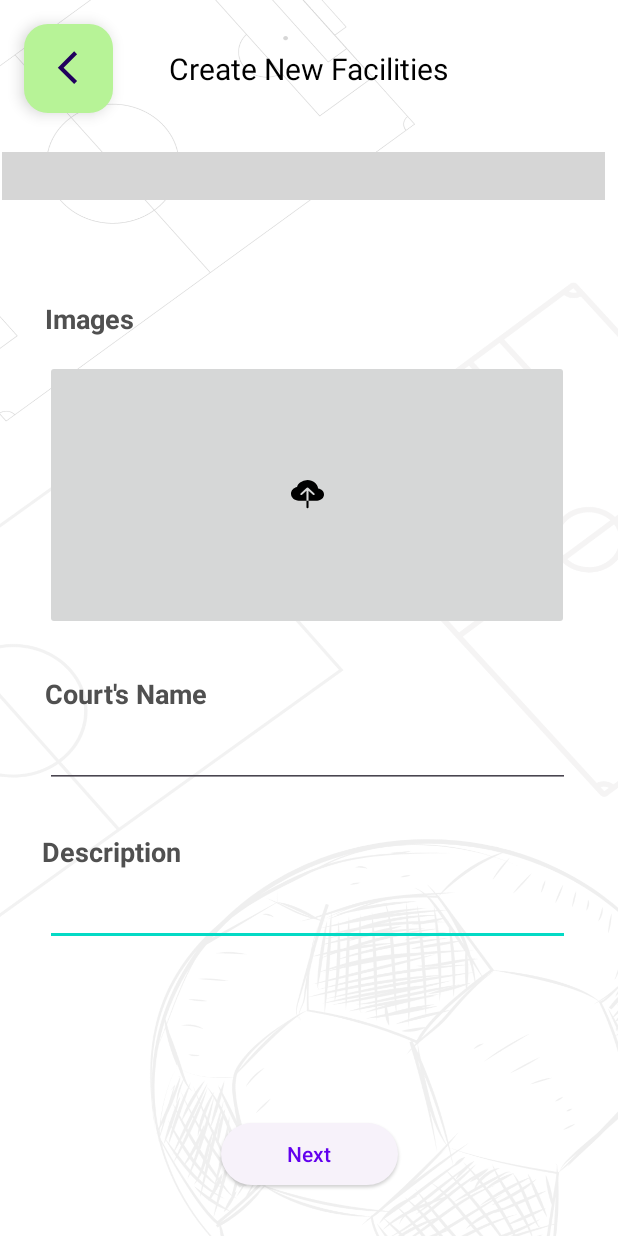
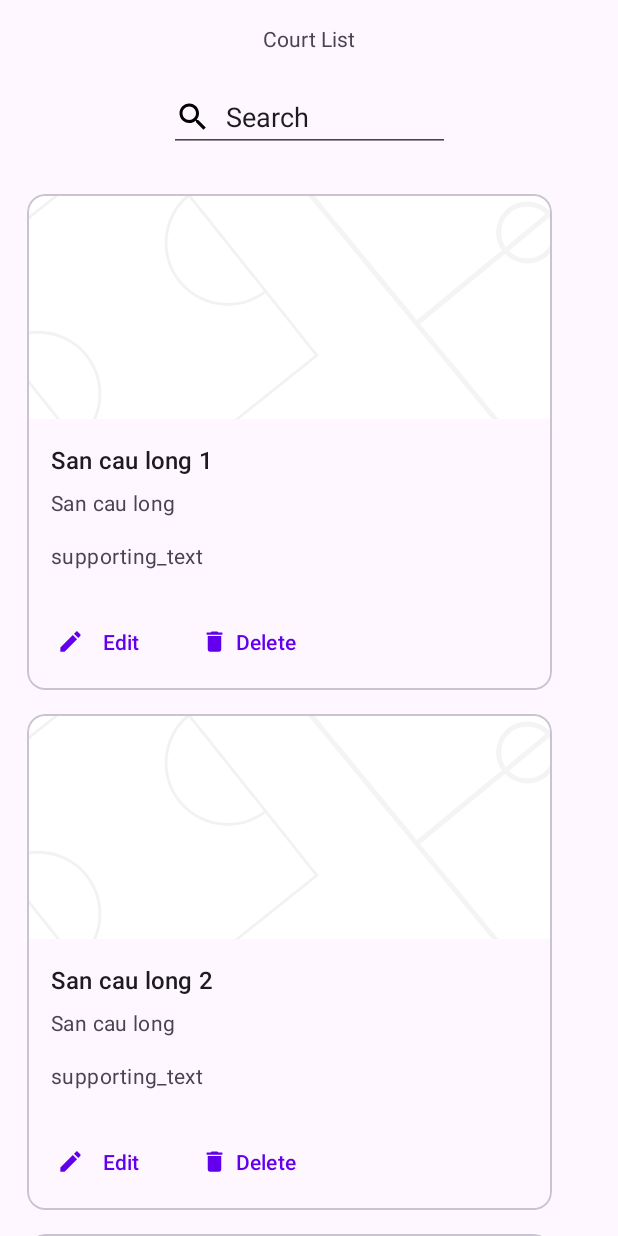
Before and after one commit to ledangkhoa11-4/SportsBooking_AndroidCSC13009_KTPM1, an Android app: the screen it shows after launch (NewInfoActivity before the commit, CourtListActivity after it), on a phone screen of 412 x 824 dp. Run offline under Robolectric (Android 15) with nearby library versions, the phone set to English and light mode, and no system bars; plain views replace StepView; grey boxes are pictures that could not be loaded.

Commit message:
add court list ui in owner app

```diff
--- a/Owner App/app/src/main/AndroidManifest.xml
+++ b/Owner App/app/src/main/AndroidManifest.xml
@@ -14,6 +14,9 @@
         android:theme="@style/Theme.SportBooking_Owner"
         tools:replace="android:theme"
         tools:targetApi="31">
+        <activity
+            android:name=".CourtListActivity"
+            android:exported="false" />
         <activity
             android:name=".CourtScheduleActivity"
             android:exported="false" />
--- /dev/null
+++ b/Owner App/app/src/main/java/com/example/sportbooking_owner/CourtListActivity.kt
@@ -0,0 +1,91 @@
+package com.example.sportbooking_owner
+
+import androidx.appcompat.app.AppCompatActivity
+import android.os.Bundle
+import android.text.Editable
+import android.text.TextWatcher
+import android.view.LayoutInflater
+import android.view.View
+import android.view.ViewGroup
+import android.widget.ArrayAdapter
+import android.widget.AutoCompleteTextView
+import android.widget.TextView
+import androidx.recyclerview.widget.LinearLayoutManager
+import androidx.recyclerview.widget.RecyclerView
+
+class CourtListActivity : AppCompatActivity() {
+    override fun onCreate(savedInstanceState: Bundle?) {
+        super.onCreate(savedInstanceState)
+        setContentView(R.layout.activity_court_list)
+        val cour1=Court(0,0,"San cau long 1","San cau long")
+        val cour2=Court(1,0,"San cau long 2","San cau long")
+        val cour3=Court(2,0,"San da banh","San da banh")
+        val courtList= arrayListOf<Court>(cour1,cour2,cour3)
+        var courtTemp= arrayListOf<Court>()
+        courtTemp.addAll(courtList)
+        //Set Recycler view adapter
+        val adapter=CustomAdapter(courtTemp)
+        val courtRv=findViewById<RecyclerView>(R.id.CourtRv)
+        courtRv.adapter=adapter
+        courtRv.layoutManager=LinearLayoutManager(this)
+        var searchView=findViewById<AutoCompleteTextView>(R.id.SearchView)
+        val item=courtList.map {  it.Name }
+        val adapterSearchview=ArrayAdapter<String>(this,android.R.layout.simple_list_item_single_choice,item)
+        //Search adapter
+        searchView.setAdapter(adapterSearchview)
+        searchView!!.addTextChangedListener(object : TextWatcher {
+            override fun afterTextChanged(p0: Editable?) {}
+            override fun beforeTextChanged(p0: CharSequence?, p1: Int, p2: Int, p3: Int) {}
+            override fun onTextChanged(p0: CharSequence?, p1: Int, p2: Int, p3: Int) {
+                courtTemp.clear()
+                val search=searchView.text.toString()
+                for(i in 0 until courtList!!.size){
+                    if(courtList!![i].Name.contains(search, ignoreCase = true)){
+                        courtTemp.add(courtList!![i])
+                    }
+                }
+                adapter!!.notifyDataSetChanged()
+
+            }
+        })
+    }
+}
+class CustomAdapter(private val dataSet: ArrayList<Court>) :
+    RecyclerView.Adapter<CustomAdapter.ViewHolder>() {
+
+    /**
+     * Provide a reference to the type of views that you are using
+     * (custom ViewHolder).
+     */
+    class ViewHolder(view: View) : RecyclerView.ViewHolder(view) {
+        val courtName: TextView
+        val courtType:TextView
+        init {
+            // Define click listener for the ViewHolder's View.
+            courtName = view.findViewById(R.id.CourtNameTV)
+            courtType = view.findViewById(R.id.CourtTypeTV)
+        }
+    }
+
+    // Create new views (invoked by the layout manager)
+    override fun onCreateViewHolder(viewGroup: ViewGroup, viewType: Int): ViewHolder {
+        // Create a new view, which defines the UI of the list item
+        val view = LayoutInflater.from(viewGroup.context)
+            .inflate(R.layout.court_container, viewGroup, false)
+
+        return ViewHolder(view)
+    }
+
+    // Replace the contents of a view (invoked by the layout manager)
+    override fun onBindViewHolder(viewHolder: ViewHolder, position: Int) {
+
+        // Get element from your dataset at this position and replace the
+        // contents of the view with that element
+        viewHolder.courtName.text = dataSet[position].Name
+        viewHolder.courtType.text = dataSet[position].Type
+    }
+
+    // Return the size of your dataset (invoked by the layout manager)
+    override fun getItemCount() = dataSet.size
+
+}
--- a/Owner App/app/src/main/java/com/example/sportbooking_owner/MainActivity.kt
+++ b/Owner App/app/src/main/java/com/example/sportbooking_owner/MainActivity.kt
@@ -8,8 +8,9 @@ class MainActivity : AppCompatActivity() {
     override fun onCreate(savedInstanceState: Bundle?) {
         super.onCreate(savedInstanceState)
         setContentView(R.layout.activity_main)
-        startActivity(Intent(this, NewInfoActivity::class.java))
+        //startActivity(Intent(this, NewInfoActivity::class.java))
         //startActivity(Intent(this, SignIn::class.java))
         //startActivity(Intent(this, CourtScheduleActivity::class.java))
+        startActivity(Intent(this,CourtListActivity::class.java))
     }
 }
--- /dev/null
+++ b/Owner App/app/src/main/res/drawable/baseline_delete_24.xml
@@ -0,0 +1,5 @@
+<vector android:height="24dp" android:tint="#000000"
+    android:viewportHeight="24" android:viewportWidth="24"
+    android:width="24dp" xmlns:android="http://schemas.android.com/apk/res/android">
+    <path android:fillColor="@android:color/white" android:pathData="M6,19c0,1.1 0.9,2 2,2h8c1.1,0 2,-0.9 2,-2V7H6v12zM19,4h-3.5l-1,-1h-5l-1,1H5v2h14V4z"/>
+</vector>
--- /dev/null
+++ b/Owner App/app/src/main/res/drawable/baseline_edit_24.xml
@@ -0,0 +1,5 @@
+<vector android:height="24dp" android:tint="#000000"
+    android:viewportHeight="24" android:viewportWidth="24"
+    android:width="24dp" xmlns:android="http://schemas.android.com/apk/res/android">
+    <path android:fillColor="@android:color/white" android:pathData="M3,17.25V21h3.75L17.81,9.94l-3.75,-3.75L3,17.25zM20.71,7.04c0.39,-0.39 0.39,-1.02 0,-1.41l-2.34,-2.34c-0.39,-0.39 -1.02,-0.39 -1.41,0l-1.83,1.83 3.75,3.75 1.83,-1.83z"/>
+</vector>
--- /dev/null
+++ b/Owner App/app/src/main/res/drawable/baseline_search_24.xml
@@ -0,0 +1,5 @@
+<vector android:height="24dp" android:tint="#000000"
+    android:viewportHeight="24" android:viewportWidth="24"
+    android:width="24dp" xmlns:android="http://schemas.android.com/apk/res/android">
+    <path android:fillColor="@android:color/white" android:pathData="M15.5,14h-0.79l-0.28,-0.27C15.41,12.59 16,11.11 16,9.5 16,5.91 13.09,3 9.5,3S3,5.91 3,9.5 5.91,16 9.5,16c1.61,0 3.09,-0.59 4.23,-1.57l0.27,0.28v0.79l5,4.99L20.49,19l-4.99,-5zM9.5,14C7.01,14 5,11.99 5,9.5S7.01,5 9.5,5 14,7.01 14,9.5 11.99,14 9.5,14z"/>
+</vector>
--- /dev/null
+++ b/Owner App/app/src/main/res/layout/activity_court_list.xml
@@ -0,0 +1,45 @@
+<?xml version="1.0" encoding="utf-8"?>
+<androidx.constraintlayout.widget.ConstraintLayout xmlns:android="http://schemas.android.com/apk/res/android"
+    xmlns:app="http://schemas.android.com/apk/res-auto"
+    xmlns:tools="http://schemas.android.com/tools"
+    android:layout_width="match_parent"
+    android:layout_height="match_parent"
+    tools:context=".CourtListActivity">
+
+
+    <androidx.recyclerview.widget.RecyclerView
+        android:id="@+id/CourtRv"
+        android:layout_width="0dp"
+        android:layout_height="0dp"
+        android:layout_marginStart="10dp"
+        android:layout_marginTop="20dp"
+        android:layout_marginEnd="10dp"
+        app:layout_constraintBottom_toBottomOf="parent"
+        app:layout_constraintEnd_toEndOf="parent"
+        app:layout_constraintHorizontal_bias="1.0"
+        app:layout_constraintStart_toStartOf="parent"
+        app:layout_constraintTop_toBottomOf="@+id/SearchView"
+        app:layout_constraintVertical_bias="0.0" />
+
+    <TextView
+        android:id="@+id/textView14"
+        android:layout_width="wrap_content"
+        android:layout_height="wrap_content"
+        android:layout_marginTop="16dp"
+        android:text="Court List"
+        app:layout_constraintEnd_toEndOf="parent"
+        app:layout_constraintStart_toStartOf="parent"
+        app:layout_constraintTop_toTopOf="parent" />
+
+    <AutoCompleteTextView
+        android:id="@+id/SearchView"
+        android:layout_width="187dp"
+        android:layout_height="46dp"
+        android:layout_marginTop="20dp"
+        android:drawableLeft="@drawable/baseline_search_24"
+        android:drawablePadding="10dp"
+        android:text="Search"
+        app:layout_constraintEnd_toEndOf="@+id/textView14"
+        app:layout_constraintStart_toStartOf="@+id/textView14"
+        app:layout_constraintTop_toBottomOf="@+id/textView14" />
+</androidx.constraintlayout.widget.ConstraintLayout>
--- /dev/null
+++ b/Owner App/app/src/main/res/layout/court_container.xml
@@ -0,0 +1,93 @@
+<?xml version="1.0" encoding="utf-8"?>
+<androidx.constraintlayout.widget.ConstraintLayout xmlns:android="http://schemas.android.com/apk/res/android"
+    android:layout_width="wrap_content"
+    android:layout_height="wrap_content"
+    xmlns:app="http://schemas.android.com/apk/res-auto">
+
+    <com.google.android.material.card.MaterialCardView
+        android:id="@+id/card"
+        android:layout_width="350dp"
+        android:layout_height="wrap_content"
+        android:layout_margin="8dp"
+        app:layout_constraintBottom_toBottomOf="parent"
+        app:layout_constraintEnd_toEndOf="parent"
+        app:layout_constraintStart_toStartOf="parent"
+        app:layout_constraintTop_toTopOf="parent">
+
+        <LinearLayout
+            android:layout_width="match_parent"
+            android:layout_height="wrap_content"
+            android:orientation="vertical">
+
+            <!-- Media -->
+            <ImageView
+                android:id="@+id/CourtImageView"
+                android:layout_width="match_parent"
+                android:layout_height="150dp"
+                android:contentDescription="Description"
+                android:scaleType="centerCrop"
+                app:srcCompat="@drawable/bg" />
+
+            <LinearLayout
+                android:layout_width="match_parent"
+                android:layout_height="wrap_content"
+                android:orientation="vertical"
+                android:padding="16dp">
+
+                <!-- Title, secondary and supporting text -->
+                <TextView
+                    android:id="@+id/CourtNameTV"
+                    android:layout_width="wrap_content"
+                    android:layout_height="wrap_content"
+                    android:text="Title"
+                    android:textAppearance="?attr/textAppearanceTitleMedium" />
+
+                <TextView
+                    android:id="@+id/CourtTypeTV"
+                    android:layout_width="wrap_content"
+                    android:layout_height="wrap_content"
+                    android:layout_marginTop="8dp"
+                    android:text="secondary_text"
+                    android:textAppearance="?attr/textAppearanceBodyMedium"
+                    android:textColor="?android:attr/textColorSecondary" />
+
+                <TextView
+                    android:id="@+id/ServiceHoursTV"
+                    android:layout_width="wrap_content"
+                    android:layout_height="wrap_content"
+                    android:layout_marginTop="16dp"
+                    android:text="supporting_text"
+                    android:textAppearance="?attr/textAppearanceBodyMedium"
+                    android:textColor="?android:attr/textColorSecondary" />
+
+            </LinearLayout>
+
+            <!-- Buttons -->
+            <LinearLayout
+                android:layout_width="wrap_content"
+                android:layout_height="wrap_content"
+                android:layout_margin="8dp"
+                android:orientation="horizontal">
+
+                <com.google.android.material.button.MaterialButton
+                    android:id="@+id/EditBtn"
+                    style="?attr/borderlessButtonStyle"
+                    android:layout_width="wrap_content"
+                    android:layout_height="wrap_content"
+                    android:layout_marginEnd="8dp"
+                    android:text="Edit"
+                    app:icon="@drawable/baseline_edit_24" />
+
+                <com.google.android.material.button.MaterialButton
+                    android:id="@+id/DelBtn"
+                    style="?attr/borderlessButtonStyle"
+                    android:layout_width="wrap_content"
+                    android:layout_height="wrap_content"
+                    android:text="Delete"
+                    app:icon="@drawable/baseline_delete_24" />
+            </LinearLayout>
+
+        </LinearLayout>
+
+    </com.google.android.material.card.MaterialCardView>
+</androidx.constraintlayout.widget.ConstraintLayout>
```
